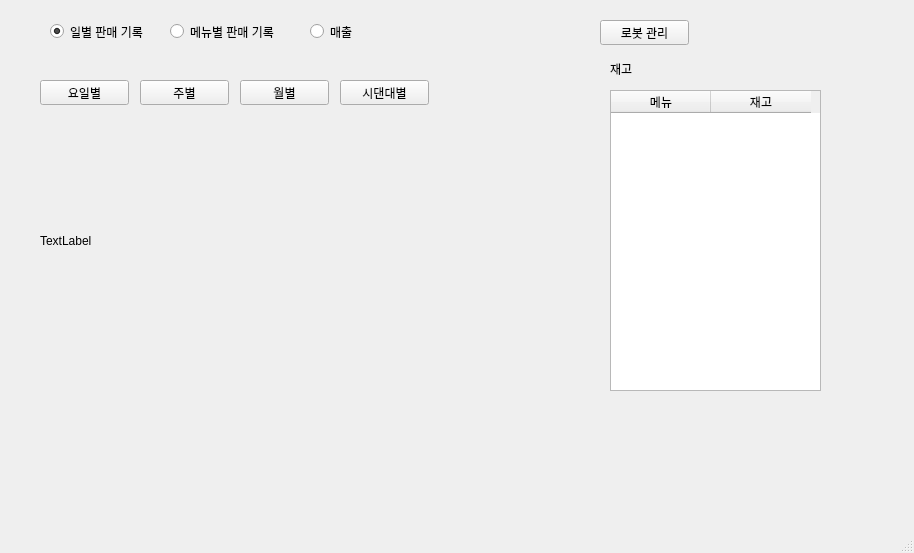
This is store/ui/store.ui in cccsssshh/Aris_Team5 as Qt 5 draws it before an edit. The edited form follows.
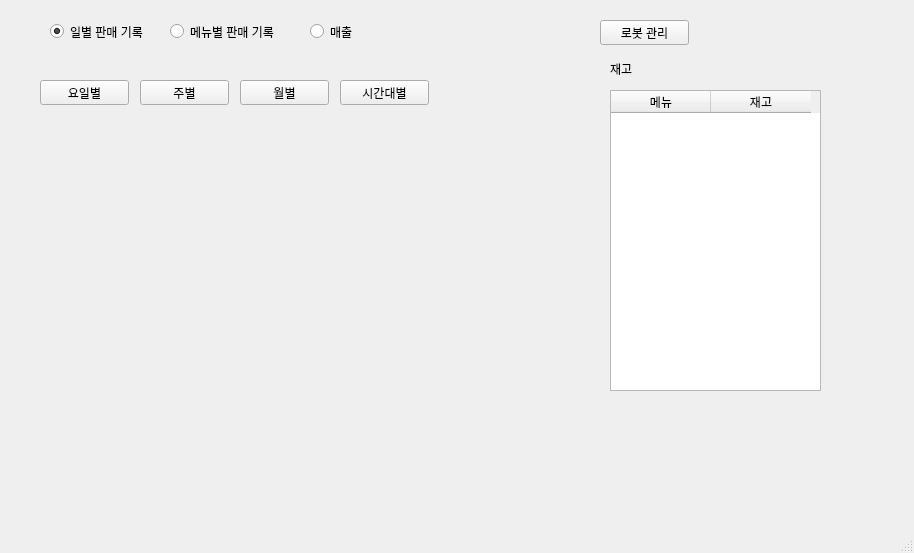
This is the edited form.

Commit message: add calendar widget

```diff
--- a/store/ui/store.ui
+++ b/store/ui/store.ui
@@ -251,7 +251,7 @@
        </rect>
       </property>
       <property name="text">
-       <string>시댄대별</string>
+       <string>시간대별</string>
       </property>
      </widget>
      <widget class="QLabel" name="calendarWidget">
@@ -264,7 +264,7 @@
        </rect>
       </property>
       <property name="text">
-       <string>TextLabel</string>
+       <string/>
       </property>
      </widget>
     </widget>
```
Left out of the diff: 4 changed lines with no effect on the pictures. The commit also changes 3 other files.
